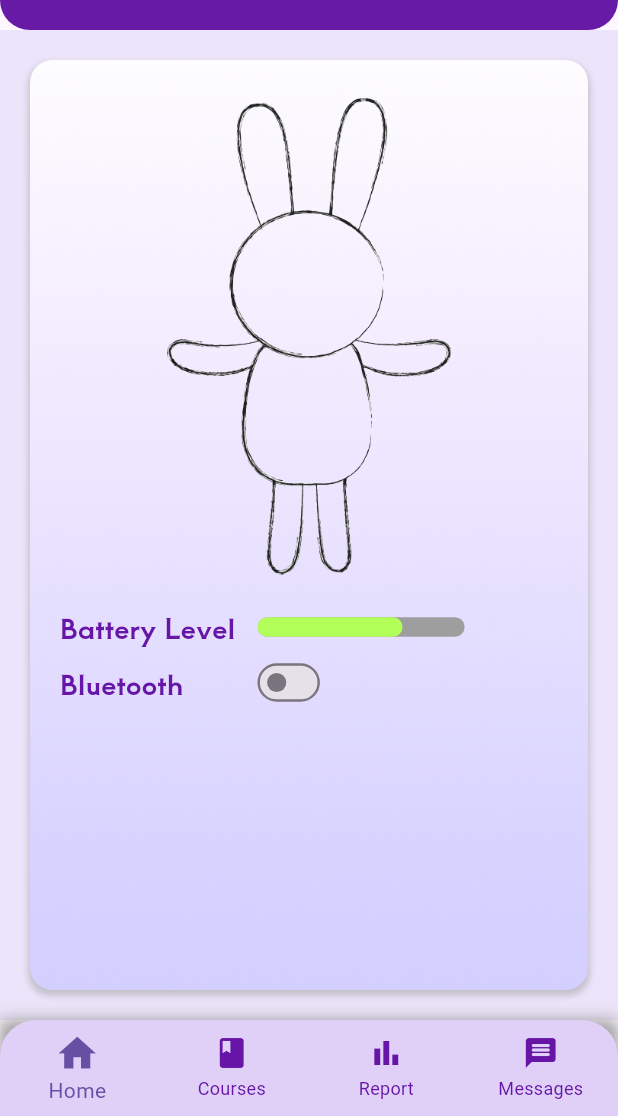
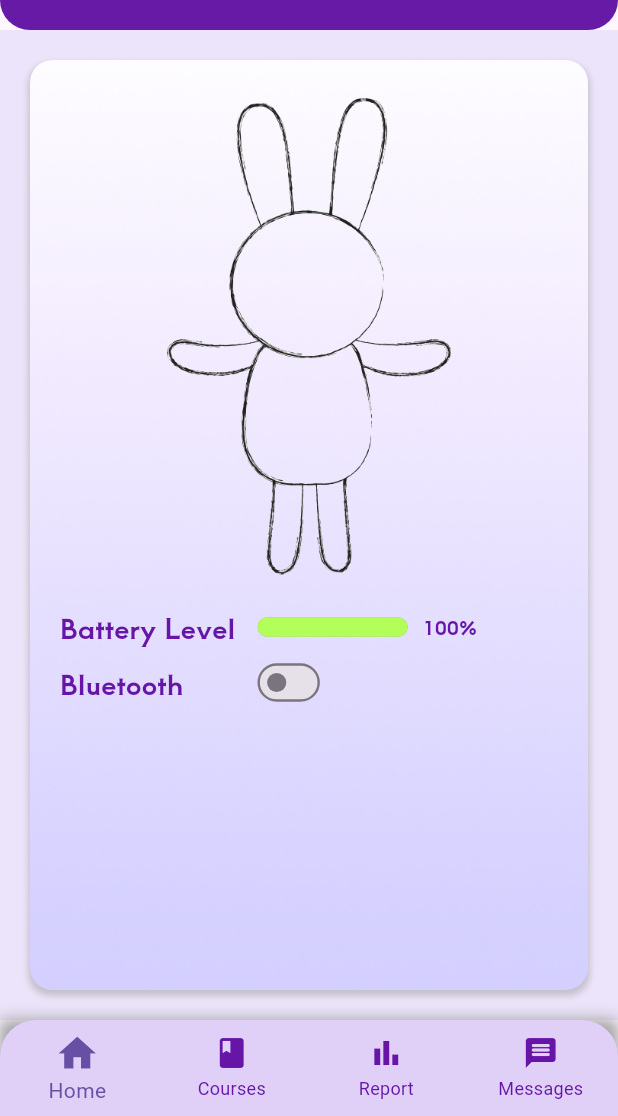
Before and after one commit to yanqi325/Lily-Doll, a Flutter app: the HomePage screen opened by its route, on a phone screen of 412 x 824 dp, the part 120-1236 px from its top. Run offline on Flutter 3.47's test engine with Material 3 defaults, Android fonts, the phone set to English and light mode, and no system bars; drawn by our look-alikes of percent_indicator; our stand-ins replace audioplayers, cloud_firestore, easy_search_bar, file_picker, firebase_auth, firebase_core and 5 more; missing offline and left inert: circular_chart_flutter, flutter_pin_code_fields; accounts and stored records are empty.

Commit message:
make battery lvl 100%

```diff
--- a/lib/screens/home_page.dart
+++ b/lib/screens/home_page.dart
@@ -17,7 +17,7 @@ class HomePage extends StatefulWidget {
 }
 
 class _HomePageScreenState extends State<HomePage> {
-  double? battPercent = 0.7; //get from the doll
+  double? battPercent = 1.0; //get from the doll
   bool isSwitched = false;
 
   @override
@@ -118,13 +118,15 @@ class _HomePageScreenState extends State<HomePage> {
                                 width: 5,
                               ),
                               LinearPercentIndicator(
-                                width: 158.0,
+                                width: 120.0,
                                 lineHeight: 13.0,
                                 percent: battPercent!,
                                 backgroundColor: Colors.grey,
                                 progressColor: Colors.lightGreenAccent,
                                 barRadius: Radius.circular(12),
                               ),
+                              Text( (battPercent!*100).toInt().toString() + '%',
+                              style: appBarLabel.copyWith(color: purple4, fontSize: 12),),
                             ],
                           ),
                           Row(
```
